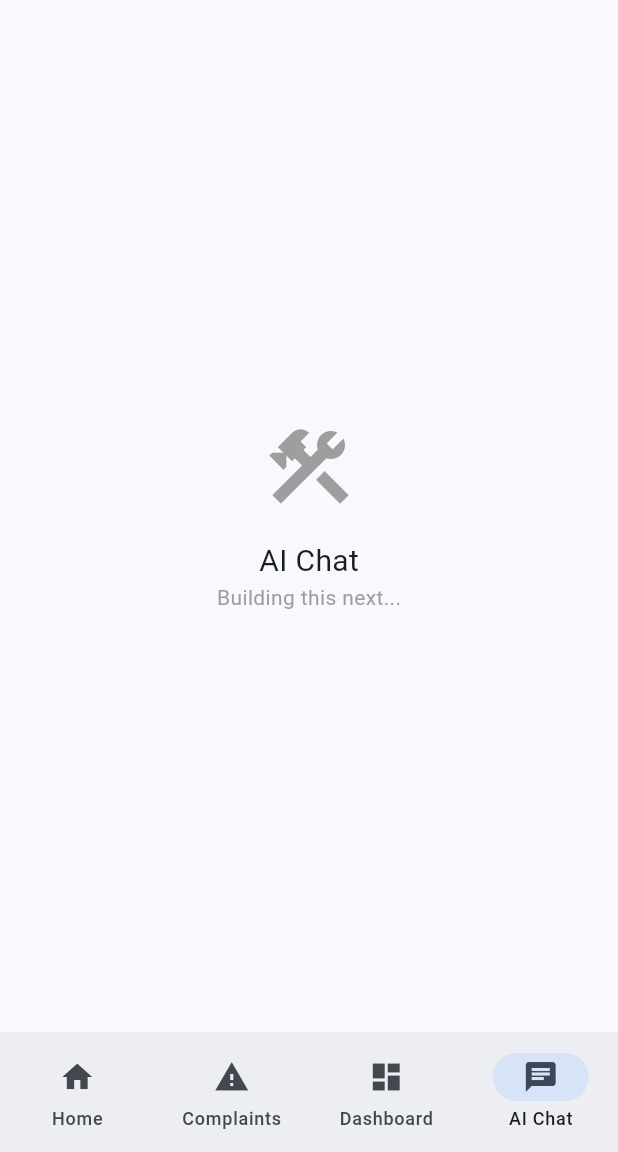
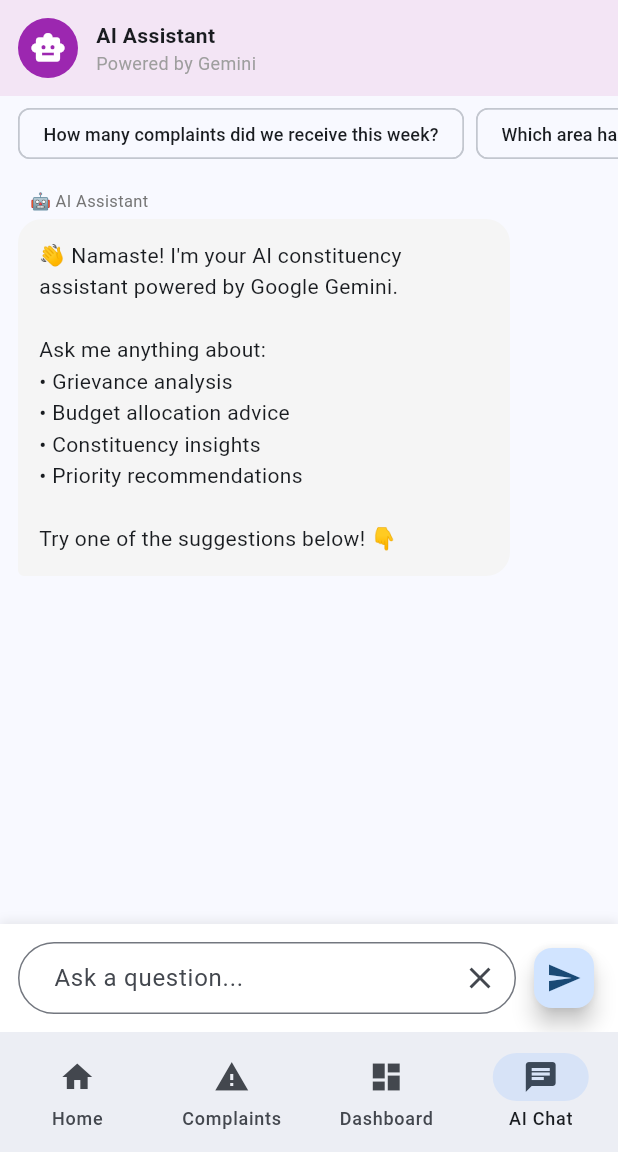
Before and after one commit to CYBERtony786/constituency-ai-command-center, a Flutter app: the screen it shows after launch, item 4 of the bottom bar chosen, on a phone screen of 412 x 824 dp, the part 84-1236 px from its top. Run offline on Flutter 3.47's test engine with Material 3 defaults, Android fonts, the light colour scheme and no system bars; our stand-ins replace cloud_firestore, firebase_core, google_generative_ai; accounts and stored records are empty.

Commit message:
Day 9: Connected Gemini AI - chat assistant working

````diff
--- a/constituency_app/lib/screens/chat_screen.dart
+++ b/constituency_app/lib/screens/chat_screen.dart
@@ -0,0 +1,243 @@
+import 'package:flutter/material.dart';
+import '../services/gemini_service.dart';
+
+class ChatScreen extends StatefulWidget {
+  @override
+  _ChatScreenState createState() => _ChatScreenState();
+}
+
+class _ChatScreenState extends State<ChatScreen> {
+  final TextEditingController _messageController = TextEditingController();
+  final ScrollController _scrollController = ScrollController();
+  final GeminiService _gemini = GeminiService();
+
+  List<Map<String, String>> messages = [];
+  bool isTyping = false;
+
+  // Suggested questions
+  final List<String> suggestions = [
+    'How many complaints did we receive this week?',
+    'Which area has the most water complaints?',
+    'Suggest budget allocation for ₹5 crore',
+    'What should I prioritize today?',
+    'Give me a morning briefing',
+    'How to improve citizen satisfaction?',
+    'Compare urban vs rural complaints',
+    'List infrastructure gaps in my constituency',
+  ];
+
+  @override
+  void initState() {
+    super.initState();
+    // Add welcome message
+    messages.add({
+      'role': 'ai',
+      'text': '👋 Namaste! I\'m your AI constituency assistant powered by Google Gemini.\n\n'
+              'Ask me anything about:\n'
+              '• Grievance analysis\n'
+              '• Budget allocation advice\n'
+              '• Constituency insights\n'
+              '• Priority recommendations\n\n'
+              'Try one of the suggestions below! 👇',
+    });
+  }
+
+  @override
+  Widget build(BuildContext context) {
+    return Column(
+      children: [
+        // Header
+        Container(
+          padding: EdgeInsets.all(12),
+          color: Colors.purple[50],
+          child: Row(
+            children: [
+              CircleAvatar(
+                backgroundColor: Colors.purple,
+                child: Icon(Icons.smart_toy, color: Colors.white),
+              ),
+              SizedBox(width: 12),
+              Column(
+                crossAxisAlignment: CrossAxisAlignment.start,
+                children: [
+                  Text('AI Assistant', style: TextStyle(fontWeight: FontWeight.bold)),
+                  Text('Powered by Gemini', style: TextStyle(fontSize: 12, color: Colors.grey)),
+                ],
+              ),
+              Spacer(),
+              if (isTyping)
+                Row(
+                  children: [
+                    SizedBox(width: 16, height: 16, child: CircularProgressIndicator(strokeWidth: 2)),
+                    SizedBox(width: 8),
+                    Text('Thinking...', style: TextStyle(fontSize: 12, color: Colors.purple)),
+                  ],
+                ),
+            ],
+          ),
+        ),
+
+        // Suggestion chips (show if few messages)
+        if (messages.length <= 2)
+          Container(
+            height: 50,
+            padding: EdgeInsets.symmetric(vertical: 8),
+            child: ListView.builder(
+              scrollDirection: Axis.horizontal,
+              padding: EdgeInsets.symmetric(horizontal: 12),
+              itemCount: suggestions.length,
+              itemBuilder: (context, index) {
+                return Padding(
+                  padding: EdgeInsets.only(right: 8),
+                  child: ActionChip(
+                    label: Text(suggestions[index], style: TextStyle(fontSize: 12)),
+                    onPressed: () => _sendMessage(suggestions[index]),
+                  ),
+                );
+              },
+            ),
+          ),
+
+        // Chat messages
+        Expanded(
+          child: ListView.builder(
+            controller: _scrollController,
+            padding: EdgeInsets.all(12),
+            itemCount: messages.length,
+            itemBuilder: (context, index) {
+              return _buildMessageBubble(messages[index]);
+            },
+          ),
+        ),
+
+        // Input area
+        Container(
+          padding: EdgeInsets.all(12),
+          decoration: BoxDecoration(
+            color: Colors.white,
+            boxShadow: [
+              BoxShadow(color: Colors.grey.withOpacity(0.2), blurRadius: 5, offset: Offset(0, -2)),
+            ],
+          ),
+          child: Row(
+            children: [
+              Expanded(
+                child: TextField(
+                  controller: _messageController,
+                  decoration: InputDecoration(
+                    hintText: 'Ask a question...',
+                    border: OutlineInputBorder(borderRadius: BorderRadius.circular(24)),
+                    contentPadding: EdgeInsets.symmetric(horizontal: 20, vertical: 10),
+                    suffixIcon: IconButton(
+                      icon: Icon(Icons.clear),
+                      onPressed: () => _messageController.clear(),
+                    ),
+                  ),
+                  onSubmitted: (text) {
+                    if (text.isNotEmpty) _sendMessage(text);
+                  },
+                ),
+              ),
+              SizedBox(width: 8),
+              FloatingActionButton(
+                mini: true,
+                onPressed: () {
+                  if (_messageController.text.isNotEmpty) {
+                    _sendMessage(_messageController.text);
+                  }
+                },
+                child: Icon(Icons.send),
+              ),
+            ],
+          ),
+        ),
+      ],
+    );
+  }
+
+  Widget _buildMessageBubble(Map<String, String> message) {
+    bool isUser = message['role'] == 'user';
+
+    return Align(
+      alignment: isUser ? Alignment.centerRight : Alignment.centerLeft,
+      child: Container(
+        margin: EdgeInsets.only(
+          bottom: 12,
+          left: isUser ? 60 : 0,
+          right: isUser ? 0 : 60,
+        ),
+        child: Column(
+          crossAxisAlignment: isUser ? CrossAxisAlignment.end : CrossAxisAlignment.start,
+          children: [
+            // Label
+            Padding(
+              padding: EdgeInsets.only(bottom: 4, left: 8, right: 8),
+              child: Text(
+                isUser ? 'You' : '🤖 AI Assistant',
+                style: TextStyle(fontSize: 11, color: Colors.grey[600]),
+              ),
+            ),
+
+            // Message bubble
+            Container(
+              padding: EdgeInsets.all(14),
+              decoration: BoxDecoration(
+                color: isUser ? Colors.blue[100] : Colors.grey[100],
+                borderRadius: BorderRadius.only(
+                  topLeft: Radius.circular(16),
+                  topRight: Radius.circular(16),
+                  bottomLeft: isUser ? Radius.circular(16) : Radius.circular(4),
+                  bottomRight: isUser ? Radius.circular(4) : Radius.circular(16),
+                ),
+              ),
+              child: SelectableText(
+                message['text'] ?? '',
+                style: TextStyle(fontSize: 14, height: 1.5),
+              ),
+            ),
+          ],
+        ),
+      ),
+    );
+  }
+
+  Future<void> _sendMessage(String text) async {
+    // Add user message
+    setState(() {
+      messages.add({'role': 'user', 'text': text});
+      isTyping = true;
+    });
+    _messageController.clear();
+    _scrollToBottom();
+
+    try {
+      // Get AI response
+      String response = await _gemini.chat(text);
+
+      // Add AI response
+      setState(() {
+        messages.add({'role': 'ai', 'text': response});
+        isTyping = false;
+      });
+      _scrollToBottom();
+
+    } catch (e) {
+      setState(() {
+        messages.add({'role': 'ai', 'text': '❌ Error: $e\n\nPlease try again.'});
+        isTyping = false;
+      });
+    }
+  }
+
+  void _scrollToBottom() {
+    Future.delayed(Duration(milliseconds: 100), () {
+      if (_scrollController.hasClients) {
+        _scrollController.animateTo(
+          _scrollController.position.maxScrollExtent,
+          duration: Duration(milliseconds: 300),
+          curve: Curves.easeOut,
+        );
+      }
+    });
+  }
+}
--- a/constituency_app/lib/screens/home_screen.dart
+++ b/constituency_app/lib/screens/home_screen.dart
@@ -4,6 +4,7 @@ import 'package:flutter/material.dart';
 import 'dashboard_screen.dart';
 import 'admin_screen.dart';
 import 'projects_screen.dart';
+import 'chat_screen.dart';
 
 class HomeScreen extends StatefulWidget {
   @override
@@ -267,16 +268,6 @@ class _HomeScreenState extends State<HomeScreen> {
 }
 
   Widget _buildChatPlaceholder() {
-    return Center(
-      child: Column(
-        mainAxisAlignment: MainAxisAlignment.center,
-        children: [
-          Icon(Icons.construction, size: 64, color: Colors.grey),
-          SizedBox(height: 16),
-          Text('AI Chat', style: TextStyle(fontSize: 20)),
-          Text('Building this next...', style: TextStyle(color: Colors.grey)),
-        ],
-      ),
-    );
-  }
+  return ChatScreen();
 }
+}
--- a/constituency_app/lib/services/gemini_service.dart
+++ b/constituency_app/lib/services/gemini_service.dart
@@ -0,0 +1,164 @@
+import 'package:google_generative_ai/google_generative_ai.dart';
+
+class GeminiService {
+  // PASTE YOUR GEMINI API KEY HERE
+  // (We'll move it to environment variable later for security)
+  static const String _apiKey = '***REMOVED***';
+
+  late GenerativeModel _model;
+
+  GeminiService() {
+    _model = GenerativeModel(
+      model: 'gemini-3.6-flash', // Using flash for speed + free tier
+      apiKey: _apiKey,
+    );
+  }
+
+  // FUNCTION 1: Analyze a citizen complaint
+  Future<Map<String, dynamic>> analyzeGrievance(String complaintText, String category, String location) async {
+    try {
+      final prompt = '''
+You are an AI assistant helping an Indian Member of Parliament manage citizen grievances.
+
+CITIZEN COMPLAINT:
+Text: "$complaintText"
+Category selected: $category
+Location: $location
+
+Analyze this grievance and return ONLY a JSON object (no markdown, no backticks) with this structure:
+
+{
+  "category": "The most accurate category from [roads, water, electricity, health, education, sanitation, street_lights, drainage, garbage, other]",
+  "severity": "Choose from [low, medium, high, critical]",
+  "sentiment": "Choose from [angry, frustrated, neutral, polite]",
+  "affected_population": "Estimated number of people affected",
+  "summary": "One-line summary in simple English",
+  "suggested_actions": ["Action 1", "Action 2", "Action 3"],
+  "responsible_department": "Which government department should handle this",
+  "estimated_cost": "Rough cost in INR",
+  "timeline": "Suggested resolution timeframe",
+  "priority_score": "Number from 1-10 where 10 is most urgent",
+  "tags": ["keyword1", "keyword2", "keyword3"]
+}
+
+Return ONLY valid JSON. No explanation, no markdown.
+''';
+
+      final content = [Content.text(prompt)];
+      final response = await _model.generateContent(content);
+
+      String responseText = response.text ?? '{}';
+
+      // Clean response (remove markdown if any)
+      responseText = responseText.replaceAll('```json', '').replaceAll('```', '').trim();
+
+      // Parse JSON
+      // Using simple parsing since we're keeping it beginner-friendly
+      return {
+        'raw_analysis': responseText,
+        'analyzed': true,
+        'analyzed_at': DateTime.now().toIso8601String(),
+      };
+
+    } catch (e) {
+      print('Gemini Error: $e');
+      return {
+        'error': e.toString(),
+        'analyzed': false,
+      };
+    }
+  }
+
+  // FUNCTION 2: Chat with AI about constituency
+  Future<String> chat(String question) async {
+    try {
+      final prompt = '''
+You are an AI assistant helping an Indian Member of Parliament manage their constituency.
+
+The MP asks: "$question"
+
+Respond in a helpful, concise way. Use simple language.
+If asked about data, provide realistic sample data.
+If asked for advice, give practical, actionable suggestions.
+Keep response under 200 words.
+Use bullet points where helpful.
+''';
+
+      final content = [Content.text(prompt)];
+      final response = await _model.generateContent(content);
+
+      return response.text ?? 'Sorry, I could not generate a response.';
+
+    } catch (e) {
+      return 'Error: $e\n\nPlease check your internet connection and try again.';
+    }
+  }
+
+  // FUNCTION 3: Generate resource allocation plan
+  Future<String> generateAllocationPlan(double budgetCrores, Map<String, int> grievanceCounts) async {
+    try {
+      final prompt = '''
+You are an AI advisor helping an Indian MP allocate MPLADS budget.
+
+BUDGET: ₹$budgetCrores Crores
+CURRENT GRIEVANCE COUNTS BY CATEGORY:
+${grievanceCounts.entries.map((e) => '${e.key}: ${e.value} complaints').join('\n')}
+
+Create an optimal budget allocation plan that:
+1. Prioritizes categories with most complaints
+2. Follows MPLADS guidelines
+3. Maximizes citizen impact
+4. Includes at least 2 quick wins (projects completable in 3 months)
+
+Format as a clear, readable plan with:
+- Project name
+- Budget allocation
+- Expected beneficiaries
+- Timeline
+- Justification
+
+Keep it practical and under 300 words.
+''';
+
+      final content = [Content.text(prompt)];
+      final response = await _model.generateContent(content);
+
+      return response.text ?? 'Could not generate plan.';
+
+    } catch (e) {
+      return 'Error generating plan: $e';
+    }
+  }
+
+  // FUNCTION 4: Generate daily briefing
+  Future<String> generateDailyBriefing(int totalGrievances, int pending, int resolved, Map<String, int> categoryCounts) async {
+    try {
+      final prompt = '''
+You are an AI assistant briefing an Indian MP on their constituency status.
+
+TODAY'S DATA:
+- Total Grievances: $totalGrievances
+- Pending: $pending
+- Resolved: $resolved
+- Category Breakdown: ${categoryCounts.toString()}
+
+Generate a brief morning briefing covering:
+1. TOP PRIORITY: What needs immediate attention
+2. SUMMARY: Key statistics
+3. RECOMMENDATION: What the MP should focus on today
+4. GOOD NEWS: Any positive developments
+
+Keep it under 150 words. Use emojis for visual appeal.
+Use simple language suitable for busy politicians.
+''';
+
+      final content = [Content.text(prompt)];
+      final response = await _model.generateContent(content);
+
+      return response.text ?? 'Could not generate briefing.';
+
+    } catch (e) {
+      return 'Error: $e';
+    }
+  }
+}
--- a/constituency_app/pubspec.yaml
+++ b/constituency_app/pubspec.yaml
@@ -37,6 +37,7 @@ dependencies:
   geocoding: ^2.1.1
   http: ^1.4.0
   intl: ^0.19.0
+  google_generative_ai: ^0.4.3
 
   # The following adds the Cupertino Icons font to your application.
   # Use with the CupertinoIcons class for iOS style icons.
````
Also changed, not shown: constituency_app/pubspec.lock.
